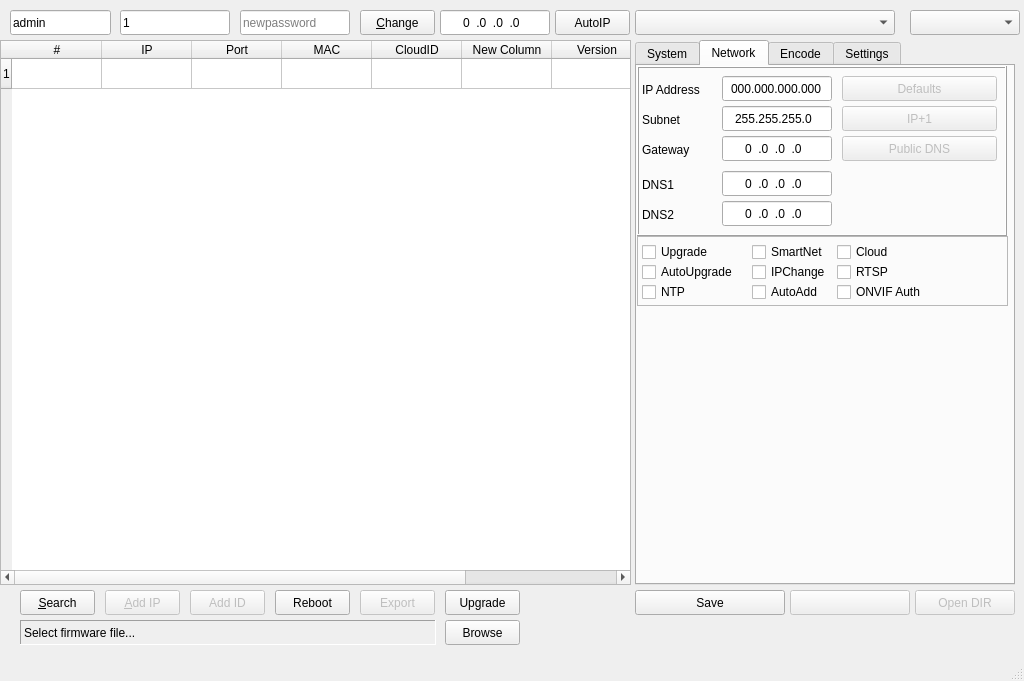
First picture: the form in dms.ui, repository OpenIPC/dms, before the edit.
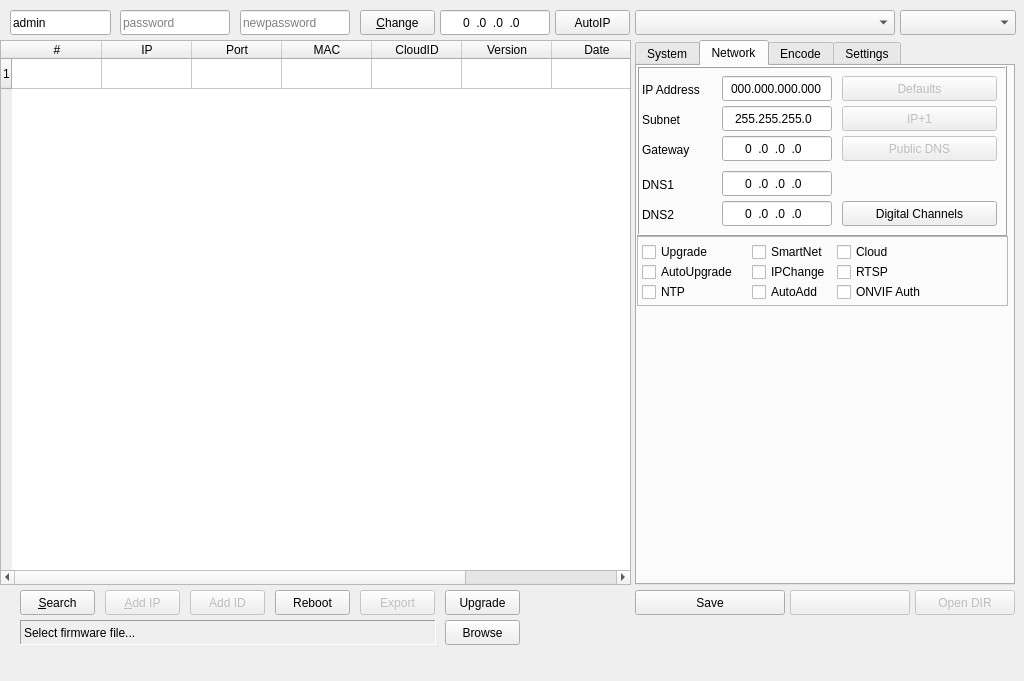
Second picture: the form after the edit. Icons and pictures are not drawn.

The edit to the form file:
```diff
--- a/dms.ui
+++ b/dms.ui
@@ -92,7 +92,7 @@
      <bool>true</bool>
     </attribute>
     <attribute name="horizontalHeaderMinimumSectionSize">
-     <number>1</number>
+     <number>25</number>
     </attribute>
     <attribute name="horizontalHeaderDefaultSectionSize">
      <number>90</number>
@@ -144,16 +144,16 @@
       <string>CloudID</string>
      </property>
     </column>
-    <column>
-     <property name="text">
-      <string>New Column</string>
-     </property>
-    </column>
     <column>
      <property name="text">
       <string>Version</string>
      </property>
     </column>
+    <column>
+     <property name="text">
+      <string>Date</string>
+     </property>
+    </column>
     <column>
      <property name="text">
       <string>Name</string>
@@ -183,7 +183,7 @@
      </rect>
     </property>
     <property name="text">
-     <string>1</string>
+     <string/>
     </property>
     <property name="placeholderText">
      <string>password</string>
@@ -269,9 +269,9 @@
    <widget class="QComboBox" name="comboIPAddresses">
     <property name="geometry">
      <rect>
-      <x>910</x>
+      <x>900</x>
       <y>10</y>
-      <width>110</width>
+      <width>116</width>
       <height>25</height>
      </rect>
     </property>
@@ -317,22 +317,6 @@
      <attribute name="title">
       <string>System</string>
      </attribute>
-     <widget class="QPushButton" name="btnDigitalChannels">
-      <property name="enabled">
-       <bool>true</bool>
-      </property>
-      <property name="geometry">
-       <rect>
-        <x>0</x>
-        <y>480</y>
-        <width>141</width>
-        <height>25</height>
-       </rect>
-      </property>
-      <property name="text">
-       <string>Digital Channels</string>
-      </property>
-     </widget>
     </widget>
     <widget class="QWidget" name="tab_4">
      <attribute name="title">
@@ -654,6 +638,22 @@
         <string/>
        </property>
       </widget>
+      <widget class="QPushButton" name="btnDigitalChannels">
+       <property name="enabled">
+        <bool>true</bool>
+       </property>
+       <property name="geometry">
+        <rect>
+         <x>205</x>
+         <y>135</y>
+         <width>155</width>
+         <height>25</height>
+        </rect>
+       </property>
+       <property name="text">
+        <string>Digital Channels</string>
+       </property>
+      </widget>
      </widget>
      <widget class="QFrame" name="frame_2">
       <property name="geometry">
@@ -976,7 +976,7 @@
     <bool>false</bool>
    </property>
    <property name="sizeGripEnabled">
-    <bool>true</bool>
+    <bool>false</bool>
    </property>
    <property name="showMessage" stdset="0">
     <string>Disconnected</string>
```
